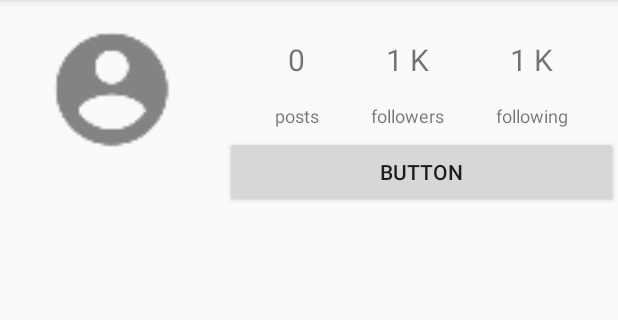
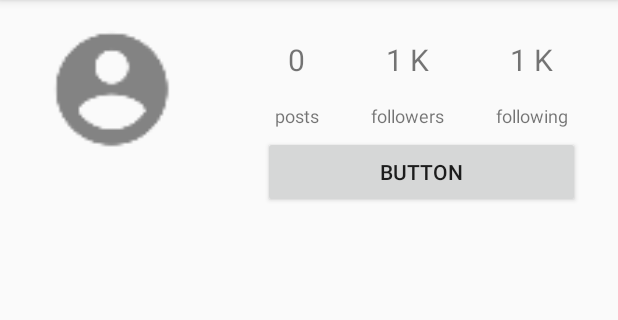
Before and after one commit to joelwng28/ElloMix, an Android app: the ProfileFragment screen opened directly, with no data from a screen before it, on a phone screen of 412 x 824 dp, the part 84-404 px from its top. Run offline under Robolectric (Android 15) with nearby library versions, the phone set to English and light mode, and no system bars.

Commit message:
Tweaking user profile UI

```diff
--- a/Android Application/Ellomix/app/src/main/res/layout/fragment_profile.xml
+++ b/Android Application/Ellomix/app/src/main/res/layout/fragment_profile.xml
@@ -133,10 +133,12 @@
 
                 <Button
                     android:text="Button"
-                    android:layout_width="100dp"
+                    android:layout_width="wrap_content"
                     android:layout_height="wrap_content"
                     android:id="@+id/follow_button"
                     android:layout_weight="1"
+                    android:layout_marginLeft="25dp"
+                    android:layout_marginRight="25dp"
                     tools:text="Following" />
 
             </LinearLayout>
```
